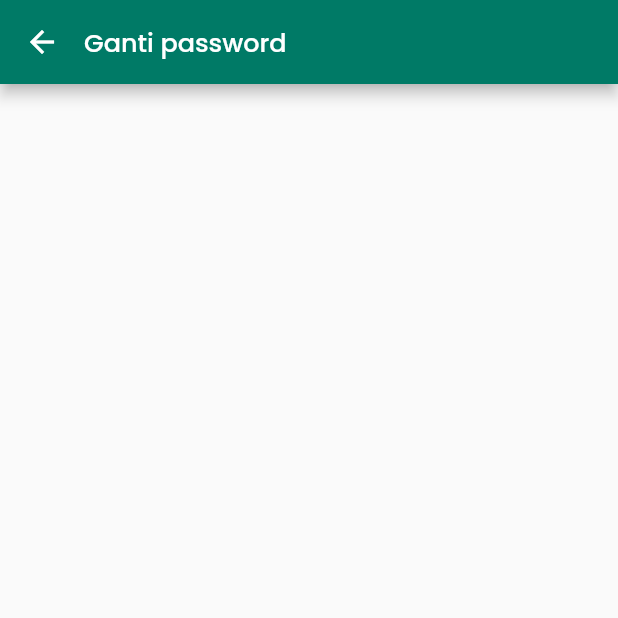
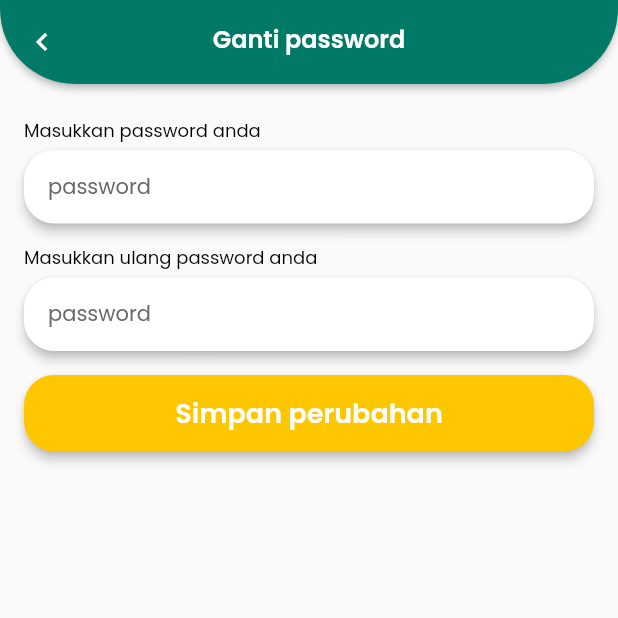
Before and after one commit to rikzanx/rentalku-mobile, a Flutter app: the UpdatePasswordPage screen opened by its route, on a phone screen of 412 x 824 dp, the top half of it. Run offline on Flutter 3.47's test engine with Material 2 defaults, Android fonts, the phone set to English and light mode, and no system bars; our stand-ins replace google_fonts.

Commit message:
ganti password

```diff
--- a/lib/pages/profil/update_password_page.dart
+++ b/lib/pages/profil/update_password_page.dart
@@ -1,4 +1,9 @@
 import 'package:flutter/material.dart';
+import 'package:rentalku/commons/routes.dart';
+import 'package:rentalku/commons/styles.dart';
+import 'package:rentalku/widgets/text_field_with_shadow.dart';
+
+final _formKey = GlobalKey<FormState>();
 
 class UpdatePasswordPage extends StatelessWidget {
   const UpdatePasswordPage({Key? key}) : super(key: key);
@@ -9,12 +14,79 @@ class UpdatePasswordPage extends StatelessWidget {
       appBar: AppBar(
         leading: IconButton(
           splashRadius: 24,
-          icon: Icon(Icons.arrow_back),
+          icon: Icon(Icons.chevron_left),
           onPressed: () {
             Navigator.pop(context);
           },
         ),
         title: Text("Ganti password"),
+        titleTextStyle: AppStyle.title2Text.copyWith(color: Colors.white),
+        centerTitle: true,
+        shape: RoundedRectangleBorder(
+          borderRadius: BorderRadius.only(
+            bottomLeft: Radius.circular(50),
+            bottomRight: Radius.circular(50),
+          ),
+        ),
+        elevation: 2,
+      ),
+      body: SingleChildScrollView(
+        padding: EdgeInsets.symmetric(horizontal: 16, vertical: 24),
+        child: Form(
+          key: _formKey,
+          child: Column(
+            crossAxisAlignment: CrossAxisAlignment.start,
+            children: [
+              TextFieldWithShadow(
+                labelText: "Masukkan password anda",
+                hintText: "password",
+                obscureText: true,
+                labelColor: Colors.black,
+                textInputAction: TextInputAction.next,
+                validator: (value) {
+                  if (value == null || value.isEmpty) {
+                    return 'Kolom password wajib diisi';
+                  } else if (value.length < 6) {
+                    return 'Panjang password minimal 6 karakter';
+                  }
+                  return null;
+                },
+              ),
+              SizedBox(height: 16),
+              TextFieldWithShadow(
+                labelText: "Masukkan ulang password anda",
+                hintText: "password",
+                obscureText: true,
+                labelColor: Colors.black,
+                validator: (value) {
+                  if (value == null || value.isEmpty) {
+                    return 'Kolom password wajib diisi';
+                  } else if (value.length < 6) {
+                    return 'Panjang password minimal 6 karakter';
+                  }
+                  return null;
+                },
+              ),
+              SizedBox(height: 16),
+              SizedBox(
+                width: MediaQuery.of(context).size.width,
+                child: ElevatedButton(
+                  onPressed: () {
+                    // TODO: Remove this
+                    Navigator.popUntil(context, (route) => route.isFirst);
+                    Navigator.pushReplacementNamed(
+                        context, Routes.dashboard);
+
+                    if (_formKey.currentState!.validate()) {
+                      // process here
+                    }
+                  },
+                  child: Text("Simpan perubahan"),
+                ),
+              ),
+            ],
+          ),
+        ),
       ),
     );
   }
--- a/lib/widgets/text_field_with_shadow.dart
+++ b/lib/widgets/text_field_with_shadow.dart
@@ -10,6 +10,7 @@ class TextFieldWithShadow extends StatelessWidget {
   final TextInputType? keyboardType;
   final double height;
   final bool obscureText;
+  final Color labelColor;
 
   const TextFieldWithShadow({
     Key? key,
@@ -21,6 +22,7 @@ class TextFieldWithShadow extends StatelessWidget {
     this.textInputAction,
     this.validator,
     this.obscureText = false,
+    this.labelColor = Colors.white,
   }) : super(key: key);
 
   @override
@@ -34,7 +36,7 @@ class TextFieldWithShadow extends StatelessWidget {
             child: Text(
               labelText!,
               style: AppStyle.labelText.copyWith(
-                color: Colors.white,
+                color: labelColor,
               ),
             ),
           ),
```
